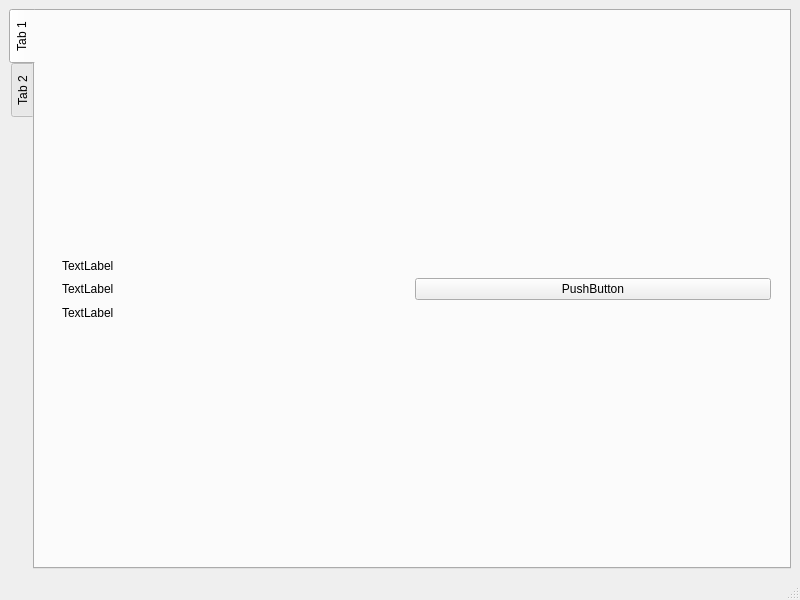
First picture: the form in ui/packageman.ui, repository VT2-1/VT2, before the edit.
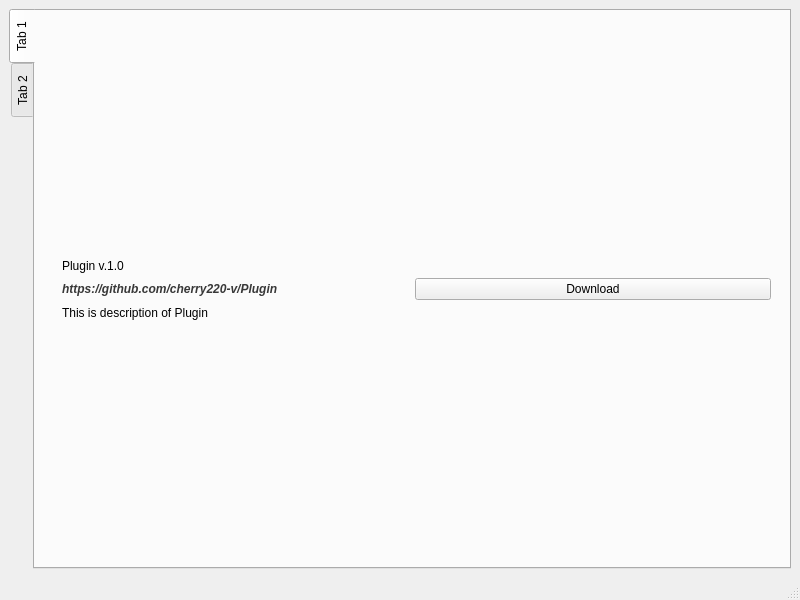
Second picture: the form after the edit.

Commit message: Добавлено выборочное блокирование сторонних модулей (PyQt6), Добавлена VtAPI.FSys.importModule(modulename) команда (с блокировкой доступа к QApplication для предотвращения перехвата оригинальных классов окна)

Diff of the .ui file:
```diff
--- a/ui/packageman.ui
+++ b/ui/packageman.ui
@@ -46,21 +46,24 @@
               <item>
                <widget class="QLabel" name="label">
                 <property name="text">
-                 <string>TextLabel</string>
+                 <string>Plugin v.1.0</string>
                 </property>
                </widget>
               </item>
               <item>
                <widget class="QLabel" name="label_3">
                 <property name="text">
-                 <string>TextLabel</string>
+                 <string>&lt;html&gt;&lt;head/&gt;&lt;body&gt;&lt;p&gt;&lt;span style=&quot; font-weight:600; font-style:italic; color:#383838;&quot;&gt;https://github.com/cherry220-v/Plugin&lt;/span&gt;&lt;/p&gt;&lt;/body&gt;&lt;/html&gt;</string>
                 </property>
+                <property name="textFormat">
+                 <enum>Qt::RichText</enum>
+                </property>
                </widget>
               </item>
               <item>
                <widget class="QLabel" name="label_4">
                 <property name="text">
-                 <string>TextLabel</string>
+                 <string>This is description of Plugin</string>
                 </property>
                </widget>
               </item>
@@ -70,7 +73,7 @@
            <item>
             <widget class="QPushButton" name="pushButton">
              <property name="text">
-              <string>PushButton</string>
+              <string>Download</string>
              </property>
             </widget>
            </item>
```
Left out of the diff: 18 changed lines with no effect on the pictures. The commit also changes 7 other files.
